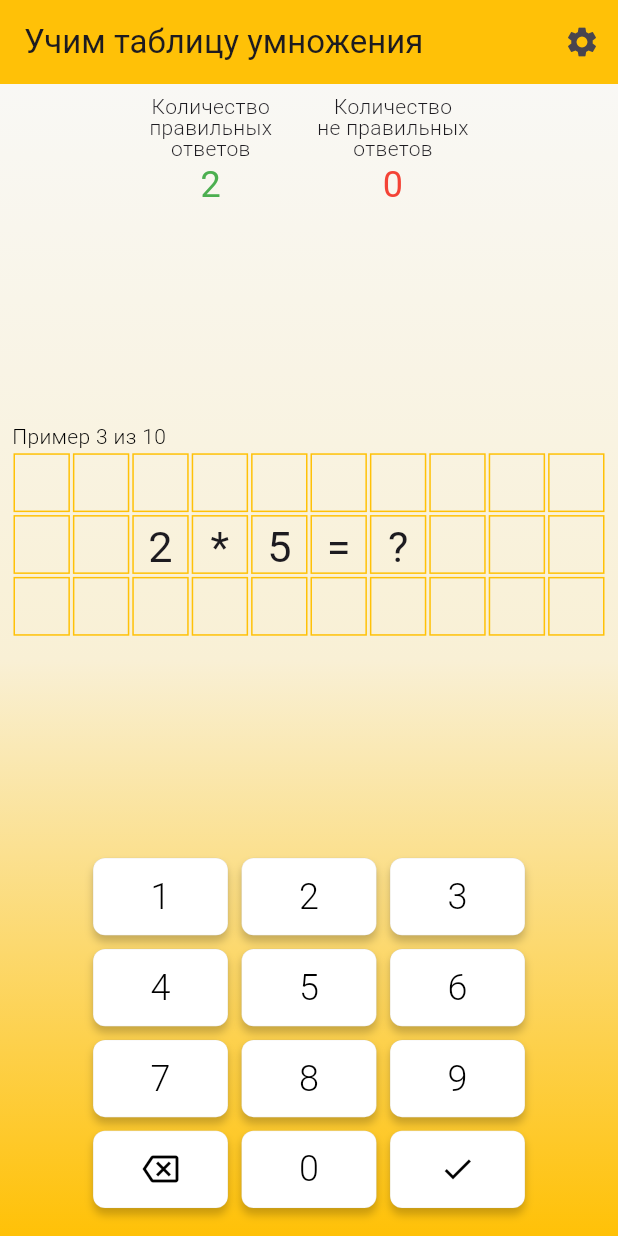
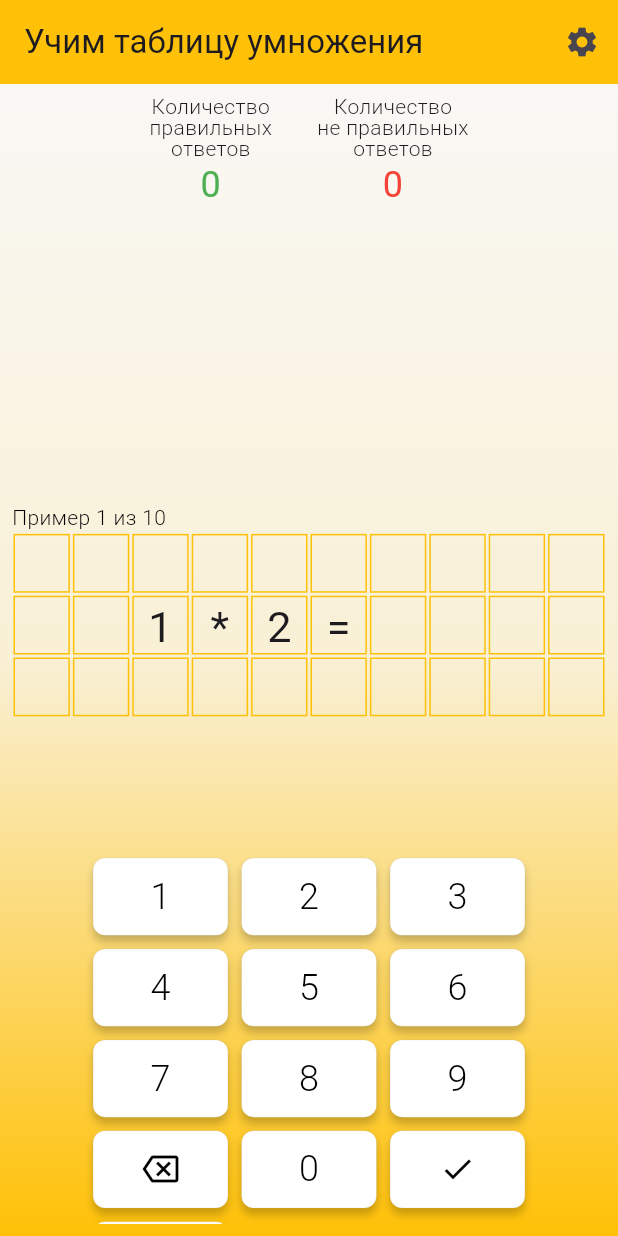
Before and after one commit to Tanita1970/multiplication_table_mobile, a Flutter app: the screen it shows after launch, after a tap on the "check" icon, on a phone screen of 412 x 824 dp. Run offline on Flutter 3.47's test engine with Material 3 defaults, Android fonts, the phone set to English and light mode, and no system bars; our stand-ins replace go_router, hive, hive_flutter; accounts and stored records are empty.

Commit message:
Рабочая версия. Режим "Количество примеров"
Что сделано:
1) Подключен hive.
2) Генерируются примеры.
3) Ответы вводятся в клеточки
4) По окончании тренировки выводится количество правильных и не правильных ответов

```diff
--- a/lib/main.dart
+++ b/lib/main.dart
@@ -1,11 +1,22 @@
 import 'package:flutter/material.dart';
 import 'package:go_router/go_router.dart';
-import 'package:multiplication_table_mobile/providers/settings_provider.dart';
-import 'package:multiplication_table_mobile/screens/settings_screen/settings_screen.dart';
-import 'package:multiplication_table_mobile/screens/training_screen.dart';
+import 'package:hive_flutter/hive_flutter.dart';
 import 'package:provider/provider.dart';
+import 'models/multiplication_result.dart';
+import 'models/task.dart';
+import 'providers/settings_provider.dart';
+import 'repositories/tasks_manager.dart';
+import 'screens/settings_screen/settings_screen.dart';
+import 'screens/training_screen.dart';
 
-void main() {
+void main() async {
+  WidgetsFlutterBinding.ensureInitialized();
+  await Hive.initFlutter();
+  Hive.registerAdapter(MultiplicationResultAdapter());
+  Hive.registerAdapter(TaskAdapter());
+  await Hive.openBox<MultiplicationResult>('resultsBox');
+  await Hive.openBox<Task>('tasksBox');
+
   runApp(const MultiplicationTableApp());
 }
 
@@ -19,14 +30,15 @@ class MultiplicationTableApp extends StatelessWidget {
         ChangeNotifierProvider(
           create: (context) => SettingsProvider(),
         ),
+        ChangeNotifierProvider(
+          create: (context) => TasksManager(
+              Hive.box<Task>('tasksBox'), 10), // Пример количества примеров
+        ),
       ],
       child: MaterialApp.router(
         routerConfig: _router,
         title: 'Learning Multiplication Table',
         color: Colors.white,
-        // theme: ThemeData(
-        //   primarySwatch: Colors.blue,
-        // ),
       ),
     );
   }
--- a/lib/models/task.dart
+++ b/lib/models/task.dart
@@ -1,18 +1,21 @@
+import 'package:hive/hive.dart';
+
+part 'task.g.dart';
+
+@HiveType(typeId: 1)
 class Task {
+  @HiveField(0)
   final int numOne;
+
+  @HiveField(1)
   final int numTwo;
+
+  @HiveField(2)
   final int result;
 
-  const Task({
+  Task({
     required this.numOne,
     required this.numTwo,
     required this.result,
   });
-
-  // Это переопределение функции toString() я создала на всякий случай -
-  // для возможного контроля в процессе разработки приложения.
-  @override
-  String toString() {
-    return '$numOne * $numTwo = $result';
-  }
 }
--- /dev/null
+++ b/lib/repositories/tasks_manager.dart
@@ -0,0 +1,40 @@
+import 'package:flutter/material.dart';
+import 'package:hive/hive.dart';
+import '../models/task.dart';
+
+class TasksManager with ChangeNotifier {
+  final Box<Task> tasksBox;
+  final int taskCount;
+  List<Task> tasks = [];
+  int correctAnswersCount = 0;
+  int wrongAnswersCount = 0;
+
+  TasksManager(this.tasksBox, this.taskCount) {
+    _initializeTasks();
+  }
+
+  void _initializeTasks() {
+    tasks = List.generate(taskCount, (index) {
+      int numOne = (index % 9) + 1;
+      int numTwo = ((index + 1) % 9) + 1;
+      return Task(numOne: numOne, numTwo: numTwo, result: numOne * numTwo);
+    });
+    notifyListeners();
+  }
+
+  void checkAnswer(Task task, int answer) {
+    if (task.result == answer) {
+      correctAnswersCount++;
+    } else {
+      wrongAnswersCount++;
+    }
+    tasks.remove(task);
+    notifyListeners();
+  }
+
+  void reset() {
+    correctAnswersCount = 0;
+    wrongAnswersCount = 0;
+    _initializeTasks();
+  }
+}
--- a/lib/screens/training_screen.dart
+++ b/lib/screens/training_screen.dart
@@ -1,14 +1,53 @@
 import 'package:flutter/material.dart';
 import 'package:go_router/go_router.dart';
-import 'package:multiplication_table_mobile/widgets/counter_of_answers.dart';
-import 'package:multiplication_table_mobile/widgets/keyboard_widget.dart';
-import 'package:multiplication_table_mobile/widgets/multiplication_example.dart';
+import 'package:provider/provider.dart';
+import '../repositories/tasks_manager.dart';
+import '../widgets/counter_of_answers.dart';
+import '../widgets/keyboard_widget.dart';
+import '../widgets/multiplication_example.dart';
 
-class TrainingScreen extends StatelessWidget {
+class TrainingScreen extends StatefulWidget {
   const TrainingScreen({super.key});
 
   @override
+  _TrainingScreenState createState() => _TrainingScreenState();
+}
+
+class _TrainingScreenState extends State<TrainingScreen> {
+  String _userAnswer = '';
+
+  void _onKeyboardTap(String value) {
+    setState(() {
+      _userAnswer += value;
+    });
+  }
+
+  void _clearAnswer() {
+    setState(() {
+      _userAnswer = '';
+    });
+  }
+
+  void _submitAnswer(BuildContext context, TasksManager tasksManager) {
+    if (_userAnswer.isNotEmpty) {
+      int answer = int.parse(_userAnswer);
+      tasksManager.checkAnswer(tasksManager.tasks.first, answer);
+      _clearAnswer();
+    }
+  }
+
+  void _backspace() {
+    setState(() {
+      if (_userAnswer.isNotEmpty) {
+        _userAnswer = _userAnswer.substring(0, _userAnswer.length - 1);
+      }
+    });
+  }
+
+  @override
   Widget build(BuildContext context) {
+    final tasksManager = Provider.of<TasksManager>(context);
+
     return Scaffold(
       appBar: AppBar(
         title: const Text('Учим таблицу умножения'),
@@ -40,24 +79,47 @@ class TrainingScreen extends StatelessWidget {
           child: Column(
             mainAxisAlignment: MainAxisAlignment.spaceBetween,
             children: [
-              const CounterOfAnswers(
-                numberOfCorrectAnswer: 2,
-                numberOfIncorrectAnswer: 0,
+              CounterOfAnswers(
+                numberOfCorrectAnswer: tasksManager.correctAnswersCount,
+                numberOfIncorrectAnswer: tasksManager.wrongAnswersCount,
               ),
               const SizedBox(height: 20),
-              Column(
-                crossAxisAlignment: CrossAxisAlignment.start,
-                children: [
-                  MultiplicationExample(
-                    exampleNumber: 3,
-                    totalExamples: 10,
-                    numOne: '2',
-                    numTwo: '5',
+              if (tasksManager.tasks.isNotEmpty) ...[
+                MultiplicationExample(
+                  exampleNumber:
+                      1, // Здесь нужно передать текущий номер примера
+                  totalExamples: tasksManager.tasks.length,
+                  numOne: tasksManager.tasks.first.numOne.toString(),
+                  numTwo: tasksManager.tasks.first.numTwo.toString(),
+                  userAnswer: _userAnswer,
+                ),
+                KeyboardWidget(
+                  onKeyboardTap: _onKeyboardTap,
+                  onSubmit: () => _submitAnswer(context, tasksManager),
+                  onBackspace: _backspace,
+                  onClear: _clearAnswer,
+                ),
+              ] else ...[
+                Center(
+                  child: Column(
+                    mainAxisAlignment: MainAxisAlignment.center,
+                    children: [
+                      const Text('Тренировка завершена!',
+                          style: TextStyle(fontSize: 24)),
+                      Text(
+                          'Правильные ответы: ${tasksManager.correctAnswersCount}'),
+                      Text(
+                          'Неправильные ответы: ${tasksManager.wrongAnswersCount}'),
+                      ElevatedButton(
+                        onPressed: () {
+                          tasksManager.reset();
+                        },
+                        child: const Text('Начать заново'),
+                      ),
+                    ],
                   ),
-                ],
-              ),
-              const SizedBox(height: 20),
-              KeyboardWidget(),
+                ),
+              ],
             ],
           ),
         ),
--- a/lib/widgets/keyboard_widget.dart
+++ b/lib/widgets/keyboard_widget.dart
@@ -1,6 +1,19 @@
 import 'package:flutter/material.dart';
 
 class KeyboardWidget extends StatelessWidget {
+  final Function(String) onKeyboardTap;
+  final VoidCallback onSubmit;
+  final VoidCallback onBackspace;
+  final VoidCallback onClear;
+
+  const KeyboardWidget({
+    Key? key,
+    required this.onKeyboardTap,
+    required this.onSubmit,
+    required this.onBackspace,
+    required this.onClear,
+  }) : super(key: key);
+
   @override
   Widget build(BuildContext context) {
     return SizedBox(
@@ -17,27 +30,27 @@ class KeyboardWidget extends StatelessWidget {
             return KeyboardButtonWidget(
               text: '${index + 1}',
               onPressed: () {
-                print('Button ${index + 1} pressed');
+                onKeyboardTap('${index + 1}');
               },
             );
           }),
           KeyboardButtonWidget(
             icon: Icons.backspace_outlined,
-            onPressed: () {
-              print('Backspace key pressed');
-            },
+            onPressed: onBackspace,
           ),
           KeyboardButtonWidget(
             text: '0',
             onPressed: () {
-              print('Button 0 pressed');
+              onKeyboardTap('0');
             },
           ),
           KeyboardButtonWidget(
             icon: Icons.check_outlined,
-            onPressed: () {
-              print('Enter key pressed');
-            },
+            onPressed: onSubmit,
+          ),
+          KeyboardButtonWidget(
+            text: 'C',
+            onPressed: onClear,
           ),
         ],
       ),
--- a/lib/widgets/multiplication_example.dart
+++ b/lib/widgets/multiplication_example.dart
@@ -5,13 +5,16 @@ class MultiplicationExample extends StatelessWidget {
   final int totalExamples;
   final String numOne;
   final String numTwo;
+  final String userAnswer;
 
-  MultiplicationExample({
+  const MultiplicationExample({
+    Key? key,
     required this.exampleNumber,
     required this.totalExamples,
     required this.numOne,
     required this.numTwo,
-  });
+    required this.userAnswer,
+  }) : super(key: key);
 
   @override
   Widget build(BuildContext context) {
@@ -26,7 +29,7 @@ class MultiplicationExample extends StatelessWidget {
             fontWeight: FontWeight.w300,
           ),
         ),
-        GridPaperWidget(numOne: numOne, numTwo: numTwo),
+        GridPaperWidget(numOne: numOne, numTwo: numTwo, userAnswer: userAnswer),
       ],
     );
   }
@@ -35,8 +38,14 @@ class MultiplicationExample extends StatelessWidget {
 class GridPaperWidget extends StatelessWidget {
   final String numOne;
   final String numTwo;
+  final String userAnswer;
 
-  GridPaperWidget({required this.numOne, required this.numTwo});
+  const GridPaperWidget({
+    Key? key,
+    required this.numOne,
+    required this.numTwo,
+    required this.userAnswer,
+  }) : super(key: key);
 
   @override
   Widget build(BuildContext context) {
@@ -58,10 +67,9 @@ class GridPaperWidget extends StatelessWidget {
                   for (int col = 0; col < 10; col++)
                     Expanded(
                       child: Container(
-                        margin: EdgeInsets.all(1.0),
+                        margin: const EdgeInsets.all(1.0),
                         decoration: BoxDecoration(
                           border: Border.all(color: Colors.amber),
-                          // color: const Color.fromARGB(255, 212, 211, 211)),
                         ),
                         child: Center(
                           child: _buildCellContent(row, col, fontSize),
@@ -87,8 +95,8 @@ class GridPaperWidget extends StatelessWidget {
         content = numTwo;
       } else if (col == 5) {
         content = '=';
-      } else if (col == 6) {
-        content = '?';
+      } else if (col > 5 && col - 6 < userAnswer.length) {
+        content = userAnswer[col - 6];
       }
     }
     return Text(
```
Also changed, not shown: lib/models/multiplication_result.dart (added, +21 -0 lines), pubspec.yaml (+3 -70 lines), lib/models/multiplication_result.g.dart (added), lib/models/task.g.dart (added), pubspec.lock.
